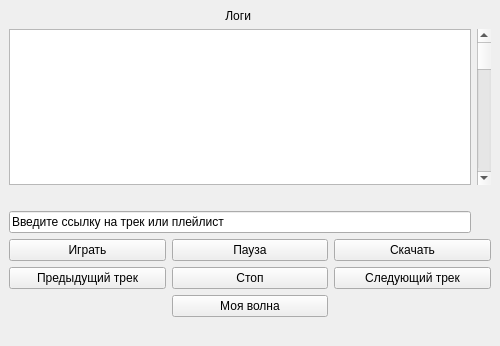
Above: Ui/Main.ui from KirMozor/Yamux before the change. Below: the same form after it.
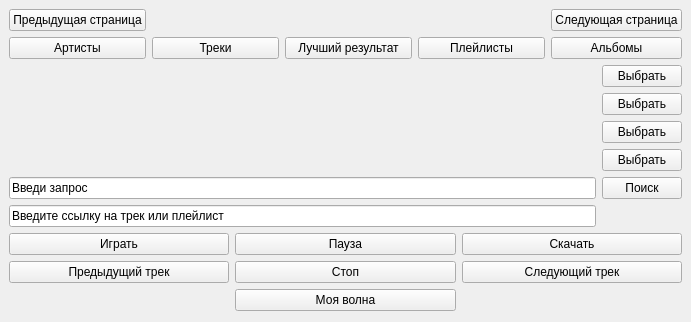
That is the form after the change. Icons and pictures are not drawn.

Commit message: Add search album

Diff of the .ui file:
```diff
--- a/Ui/Main.ui
+++ b/Ui/Main.ui
@@ -6,8 +6,8 @@
    <rect>
     <x>0</x>
     <y>0</y>
-    <width>500</width>
-    <height>346</height>
+    <width>691</width>
+    <height>322</height>
    </rect>
   </property>
   <property name="windowTitle">
@@ -18,110 +18,201 @@
     <normaloff>../Svg/icon.svg</normaloff>../Svg/icon.svg</iconset>
   </property>
   <widget class="QWidget" name="centralwidget">
-   <layout class="QVBoxLayout" name="verticalLayout">
-    <item>
-     <layout class="QVBoxLayout" name="verticalLayout_3">
-      <item>
-       <layout class="QGridLayout" name="gridLayout">
-        <item row="1" column="2">
-         <widget class="QScrollBar" name="vertical_scroll_bar">
-          <property name="orientation">
-           <enum>Qt::Vertical</enum>
-          </property>
-         </widget>
-        </item>
-        <item row="3" column="1">
-         <widget class="QLineEdit" name="write_link_to_play">
-          <property name="text">
-           <string>Введите ссылку на трек или плейлист</string>
-          </property>
-         </widget>
-        </item>
-        <item row="0" column="1">
-         <widget class="QLabel" name="label">
-          <property name="text">
-           <string>                                                                 Логи</string>
-          </property>
-         </widget>
-        </item>
-        <item row="1" column="1">
-         <widget class="QTextBrowser" name="show_log">
-          <property name="layoutDirection">
-           <enum>Qt::RightToLeft</enum>
-          </property>
-         </widget>
-        </item>
-        <item row="2" column="1">
-         <widget class="QLabel" name="current_track">
-          <property name="text">
-           <string/>
-          </property>
-         </widget>
-        </item>
-       </layout>
-      </item>
-     </layout>
-    </item>
-    <item>
+   <layout class="QGridLayout" name="gridLayout_4">
+    <item row="1" column="0">
      <layout class="QGridLayout" name="gridLayout_2">
-      <item row="0" column="0">
+      <item row="0" column="3">
+       <widget class="QPushButton" name="push_button_to_pause">
+        <property name="text">
+         <string>Пауза</string>
+        </property>
+       </widget>
+      </item>
+      <item row="3" column="3">
+       <widget class="QPushButton" name="push_button_to_my_wave">
+        <property name="text">
+         <string>Моя волна</string>
+        </property>
+       </widget>
+      </item>
+      <item row="0" column="5">
+       <widget class="QPushButton" name="push_button_to_download">
+        <property name="text">
+         <string>Скачать</string>
+        </property>
+       </widget>
+      </item>
+      <item row="0" column="1">
        <widget class="QPushButton" name="push_button_to_play">
         <property name="text">
          <string>Играть</string>
         </property>
        </widget>
       </item>
-      <item row="1" column="0">
+      <item row="2" column="3">
+       <widget class="QPushButton" name="push_button_to_stop">
+        <property name="text">
+         <string>Стоп</string>
+        </property>
+       </widget>
+      </item>
+      <item row="2" column="1">
        <widget class="QPushButton" name="push_button_to_previous_track">
         <property name="text">
          <string>Предыдущий трек</string>
         </property>
        </widget>
       </item>
-      <item row="1" column="2">
+      <item row="2" column="5">
        <widget class="QPushButton" name="push_button_to_next_track">
         <property name="text">
          <string>Следующий трек</string>
         </property>
        </widget>
       </item>
-      <item row="0" column="2">
-       <widget class="QPushButton" name="push_button_to_download">
+     </layout>
+    </item>
+    <item row="0" column="0">
+     <layout class="QGridLayout" name="gridLayout_3">
+      <item row="1" column="0">
+       <widget class="QPushButton" name="push_button_to_search_artists">
         <property name="text">
-         <string>Скачать</string>
+         <string>Артисты</string>
+        </property>
+       </widget>
+      </item>
+      <item row="0" column="0">
+       <widget class="QPushButton" name="push_button_to_previous_page">
+        <property name="text">
+         <string>Предыдущая страница</string>
+        </property>
+       </widget>
+      </item>
+      <item row="2" column="0" colspan="5">
+       <layout class="QGridLayout" name="gridLayout">
+        <item row="5" column="0">
+         <widget class="QLineEdit" name="write_link_to_play">
+          <property name="text">
+           <string>Введите ссылку на трек или плейлист</string>
+          </property>
+         </widget>
+        </item>
+        <item row="4" column="1">
+         <widget class="QPushButton" name="push_button_to_search">
+          <property name="text">
+           <string>Поиск</string>
+          </property>
+         </widget>
+        </item>
+        <item row="0" column="0">
+         <widget class="QLabel" name="result_search0">
+          <property name="text">
+           <string/>
+          </property>
+         </widget>
+        </item>
+        <item row="0" column="1">
+         <widget class="QPushButton" name="pushButton">
+          <property name="text">
+           <string>Выбрать</string>
+          </property>
+         </widget>
+        </item>
+        <item row="2" column="0">
+         <widget class="QLabel" name="result_search2">
+          <property name="text">
+           <string/>
+          </property>
+         </widget>
+        </item>
+        <item row="3" column="1">
+         <widget class="QPushButton" name="pushButton_4">
+          <property name="text">
+           <string>Выбрать</string>
+          </property>
+         </widget>
+        </item>
+        <item row="3" column="0">
+         <widget class="QLabel" name="result_search3">
+          <property name="text">
+           <string/>
+          </property>
+         </widget>
+        </item>
+        <item row="2" column="1">
+         <widget class="QPushButton" name="pushButton_3">
+          <property name="text">
+           <string>Выбрать</string>
+          </property>
+         </widget>
+        </item>
+        <item row="4" column="0">
+         <widget class="QLineEdit" name="write_search">
+          <property name="text">
+           <string>Введи запрос</string>
+          </property>
+         </widget>
+        </item>
+        <item row="1" column="1">
+         <widget class="QPushButton" name="pushButton_2">
+          <property name="text">
+           <string>Выбрать</string>
+          </property>
+         </widget>
+        </item>
+        <item row="1" column="0">
+         <widget class="QLabel" name="result_search1">
+          <property name="text">
+           <string/>
+          </property>
+         </widget>
+        </item>
+       </layout>
+      </item>
+      <item row="0" column="4">
+       <widget class="QPushButton" name="push_button_to_next_page">
+        <property name="text">
+         <string>Следующая страница</string>
         </property>
        </widget>
       </item>
       <item row="1" column="1">
-       <widget class="QPushButton" name="push_button_to_stop">
+       <widget class="QPushButton" name="push_button_to_search_tracks">
         <property name="text">
-         <string>Стоп</string>
+         <string>Треки</string>
         </property>
        </widget>
       </item>
-      <item row="0" column="1">
-       <widget class="QPushButton" name="push_button_to_pause">
+      <item row="1" column="4">
+       <widget class="QPushButton" name="push_button_to_search_albums">
         <property name="text">
-         <string>Пауза</string>
+         <string>Альбомы</string>
         </property>
        </widget>
       </item>
-      <item row="2" column="1">
-       <widget class="QPushButton" name="push_button_to_my_wave">
+      <item row="1" column="3">
+       <widget class="QPushButton" name="push_button_to_seach_playlist">
         <property name="text">
-         <string>Моя волна</string>
+         <string>Плейлисты</string>
+        </property>
+       </widget>
+      </item>
+      <item row="1" column="2">
+       <widget class="QPushButton" name="push_button_to_best_result">
+        <property name="text">
+         <string>Лучший результат</string>
+        </property>
+       </widget>
+      </item>
+      <item row="0" column="2">
+       <widget class="QLabel" name="total_result">
+        <property name="text">
+         <string/>
         </property>
        </widget>
       </item>
      </layout>
     </item>
-    <item>
-     <widget class="QLabel" name="label_3">
-      <property name="text">
-       <string/>
-      </property>
-     </widget>
-    </item>
    </layout>
   </widget>
  </widget>
```
The commit also changes 9 other files.
